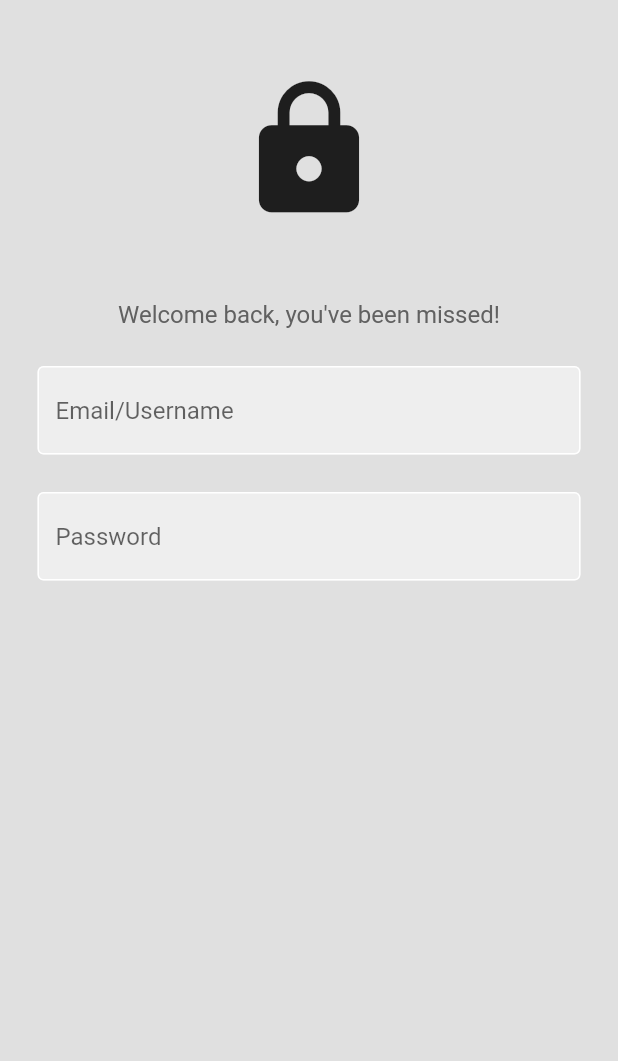
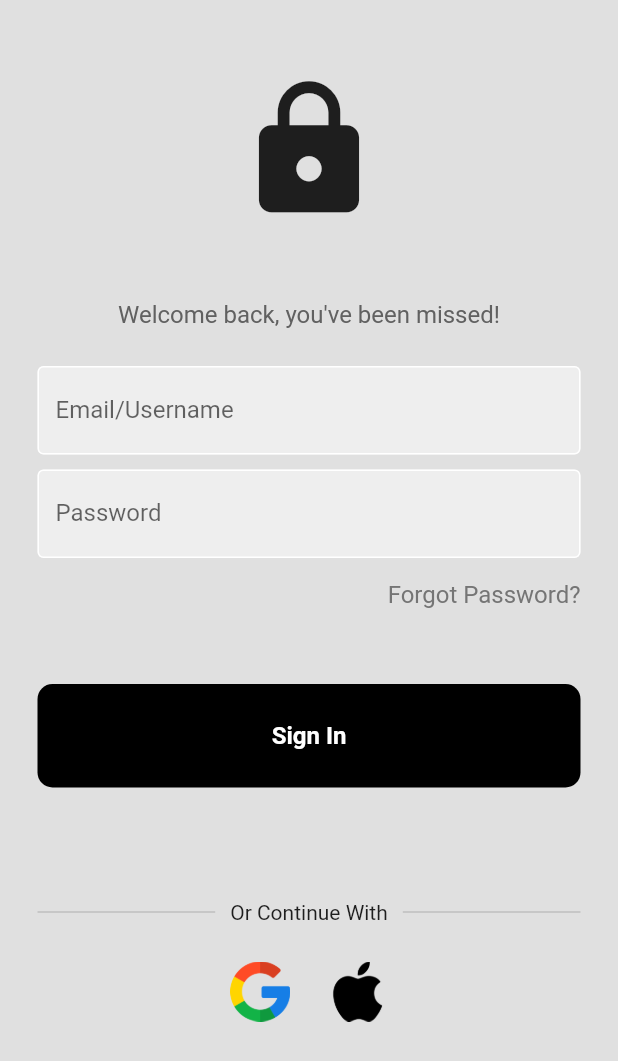
Before and after one commit to rookiexyz/iFreelance, a Flutter app: the screen it shows after launch, on a phone screen of 412 x 824 dp. Shown: the top 1061 px of the screen. Run offline on Flutter 3.47's test engine with Material 2 defaults, Android fonts, the phone set to English and light mode, and no system bars; our stand-ins replace firebase_core; accounts and stored records are empty.

Commit message:
added google and apple iamges for continue with button

```diff
--- /dev/null
+++ b/lib/Components/my_button.dart
@@ -0,0 +1,33 @@
+import 'package:flutter/material.dart';
+
+class MyButton extends StatelessWidget {
+
+  final Function()? onTap;
+
+  const MyButton({super.key, required this.onTap});
+
+  @override
+  Widget build(BuildContext context) {
+    return GestureDetector(
+      onTap: onTap,
+      child: Container(
+        padding: const EdgeInsets.all(25.0),
+        margin: const EdgeInsets.all(25.0),
+        decoration: const BoxDecoration(
+          color: Colors.black,
+          borderRadius: BorderRadius.all(Radius.circular(10)),
+        ),
+        child: const Center(
+          child: Text(
+            'Sign In',
+            style: TextStyle(
+              color: Colors.white,
+              fontSize: 16,
+              fontWeight: FontWeight.bold,
+            ),
+          ),
+        )
+      ),
+    );
+  }
+}
--- /dev/null
+++ b/lib/Components/square_tile.dart
@@ -0,0 +1,16 @@
+import 'package:flutter/material.dart';
+
+class SquareTile extends StatelessWidget {
+  final String imagePath;
+  const SquareTile({
+    super.key,
+    required this.imagePath,
+  });
+
+  @override
+  Widget build(BuildContext context) {
+    return Container(
+      child: Image.asset(imagePath, height: 40,),
+    );
+  }
+}
--- a/lib/Components/text_field.dart
+++ b/lib/Components/text_field.dart
@@ -2,6 +2,7 @@
 import 'package:flutter/material.dart';
 
 class MyTextField extends StatelessWidget {
+  // ignore: prefer_typing_uninitialized_variables
   final controller;
   final String hintText;
   final bool obscureText;
@@ -31,6 +32,10 @@
           filled: true,
           hintText: hintText,
           border: const OutlineInputBorder(),
+          labelText: hintText,
+          hintStyle: TextStyle(
+            color: Colors.grey.shade500,
+          ),
         ),
       ),
     );
--- a/lib/LoginPage/login_screen.dart
+++ b/lib/LoginPage/login_screen.dart
@@ -1,6 +1,8 @@
 // ignore_for_file: use_key_in_widget_constructors
 
 import 'package:flutter/material.dart';
+import 'package:freelance_marketplace/Components/my_button.dart';
+import 'package:freelance_marketplace/Components/square_tile.dart';
 
 import '../Components/text_field.dart';
 
@@ -15,6 +17,10 @@
   // text editing controllers
   final usernameController = TextEditingController();
   final passwordController = TextEditingController();
+
+  //  Sign In button function
+  void signUserIn() {
+  }
 
   @override
   Widget build(BuildContext context) {
@@ -50,7 +56,7 @@
                   hintText: 'Email/Username',
                   obscureText: false,
                 ),
-                const SizedBox(height: 25,),
+                const SizedBox(height: 10,),
 
                 //  Password Text Field
                 MyTextField(
@@ -58,13 +64,69 @@
                   hintText: 'Password',
                   obscureText: true,
                 ),
+                const SizedBox(height: 15,),
+
+                // Forgot password text button
+                Padding(
+                  padding: const EdgeInsets.symmetric(horizontal: 25.0),
+                  child: Row(
+                    mainAxisAlignment: MainAxisAlignment.end,
+                    children: [
+                      Text('Forgot Password?',
+                        style: TextStyle(
+                          color: Colors.grey[600],
+                          fontSize: 16,
+                        ),
+                      ),
+                    ],
+                  ),
+                ),
                 const SizedBox(height: 25,),
 
                 //  signin text button
+                MyButton(
+                  onTap: signUserIn,
+                ),
+                const SizedBox(height: 50,),
 
                 //  or continue with text
+                Padding(
+                  padding: const EdgeInsets.symmetric(horizontal: 25.0),
+                  child: Row(
+                    children: [
+                      Expanded(
+                        child: Divider(
+                          thickness: 0.5,
+                          color: Colors.grey[500],
+                        ),
+                      ),
+                      const Padding(
+                        padding: EdgeInsets.symmetric(horizontal: 10.0),
+                        child: Text('Or Continue With',),
+                      ),
+                      Expanded(
+                        child: Divider(
+                          thickness: 0.5,
+                          color: Colors.grey[500],
+                        ),
+                      )
+                      ],
+                  ),
+                ),
+                const SizedBox(height: 25,),
 
                 //  google + apple sign in buttons
+                const Row(
+                  mainAxisAlignment: MainAxisAlignment.center,
+                  children: [
+                  //  google sign in button
+                  SquareTile(imagePath: 'assets/images/google.png'),
+                  SizedBox(width: 25,),
+                  //  apple sign in button
+                  SquareTile(imagePath: 'assets/images/apple.png'),
+
+                  ],
+                ),
 
                 //  Not a member, register now
             ],),
```
